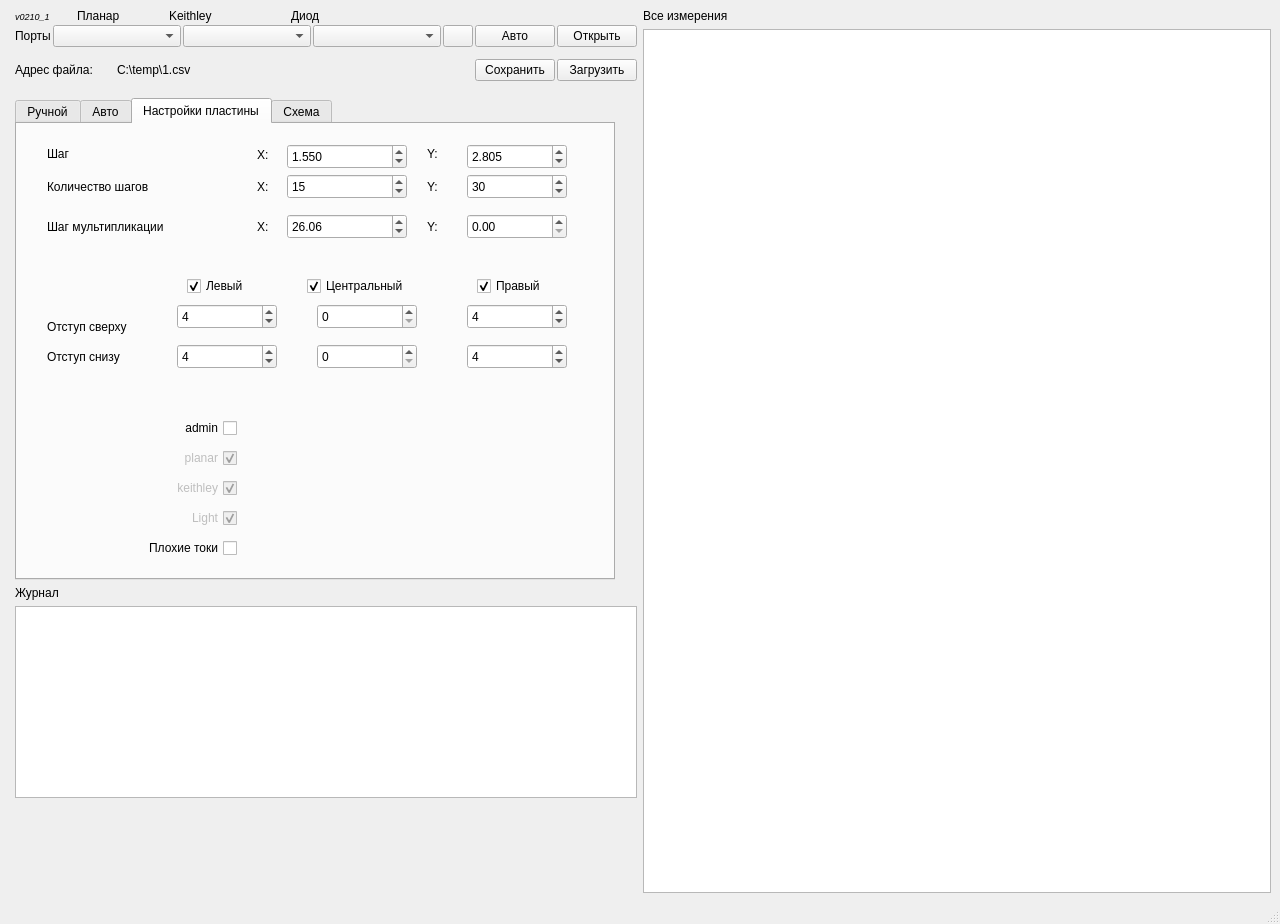
First picture: the form in mainwindow.ui, repository NatiBampo/ZondCOM, before the edit.
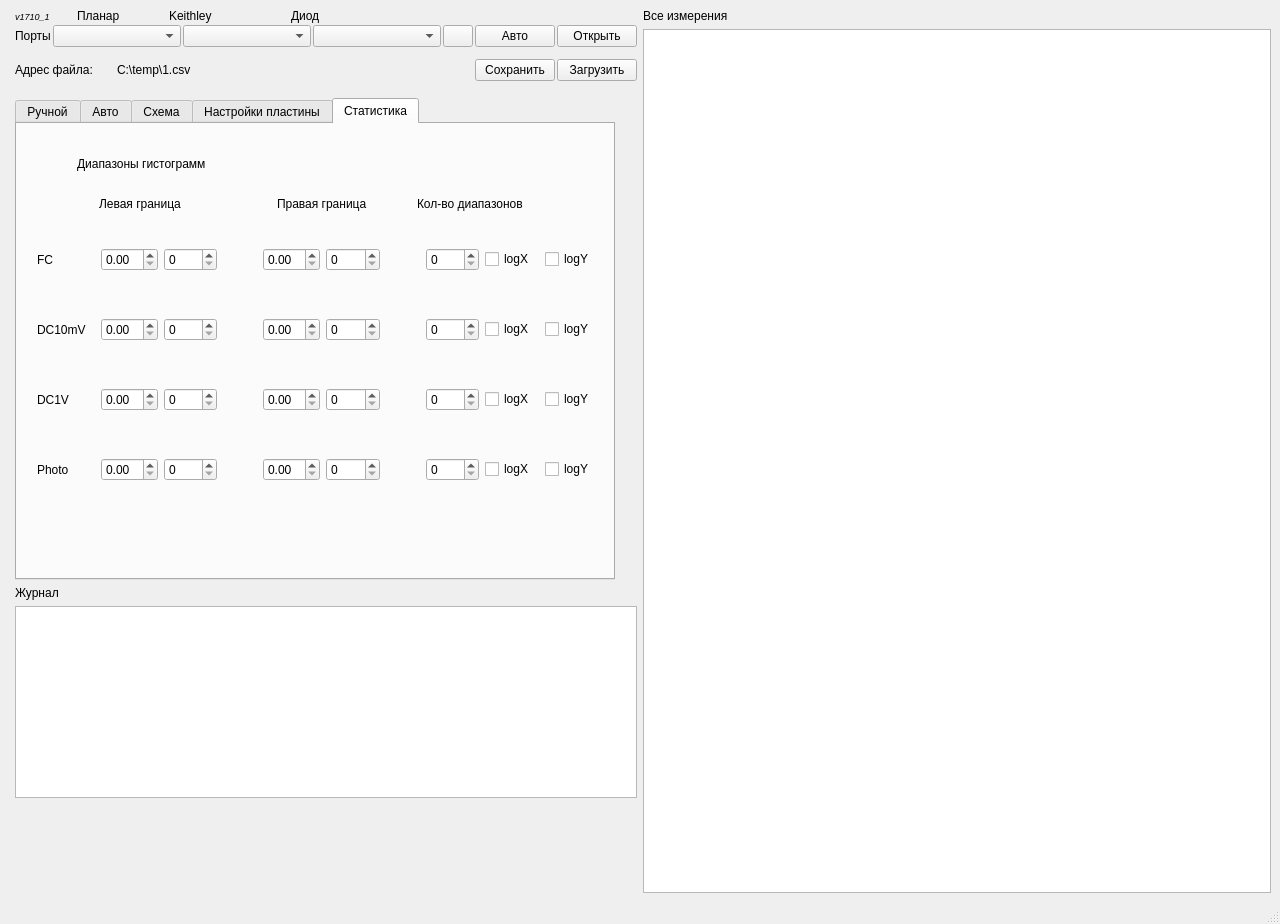
Second picture: the form after the edit. Icons and pictures are not drawn.

```diff
--- a/mainwindow.ui
+++ b/mainwindow.ui
@@ -135,7 +135,7 @@
              </font>
             </property>
             <property name="text">
-             <string>v0210_1</string>
+             <string>v1710_1</string>
             </property>
            </widget>
           </item>
@@ -397,7 +397,7 @@
          </size>
         </property>
         <property name="currentIndex">
-         <number>2</number>
+         <number>4</number>
         </property>
         <widget class="QWidget" name="tab">
          <attribute name="title">
@@ -866,6 +866,9 @@
              </property>
             </widget>
             <widget class="QPushButton" name="stop2pushButton">
+             <property name="enabled">
+              <bool>false</bool>
+             </property>
              <property name="geometry">
               <rect>
                <x>20</x>
@@ -1499,6 +1502,11 @@
          <zorder>endTimeLabel</zorder>
          <zorder></zorder>
         </widget>
+        <widget class="QWidget" name="tab_4">
+         <attribute name="title">
+          <string>Схема</string>
+         </attribute>
+        </widget>
         <widget class="QWidget" name="tab_3">
          <property name="focusPolicy">
           <enum>Qt::NoFocus</enum>
@@ -2158,6 +2166,31 @@
              </property>
             </widget>
            </item>
+          </layout>
+         </widget>
+         <widget class="QWidget" name="verticalLayoutWidget_2">
+          <property name="geometry">
+           <rect>
+            <x>270</x>
+            <y>290</y>
+            <width>203</width>
+            <height>151</height>
+           </rect>
+          </property>
+          <layout class="QVBoxLayout" name="verticalLayout_4">
+           <item>
+            <widget class="QCheckBox" name="colorRangeCheckBox">
+             <property name="layoutDirection">
+              <enum>Qt::RightToLeft</enum>
+             </property>
+             <property name="text">
+              <string>Цветовое ранжирование</string>
+             </property>
+             <property name="checked">
+              <bool>true</bool>
+             </property>
+            </widget>
+           </item>
            <item>
             <widget class="QCheckBox" name="badDieCheckBox">
              <property name="layoutDirection">
@@ -2171,10 +2204,406 @@
           </layout>
          </widget>
         </widget>
-        <widget class="QWidget" name="tab_4">
+        <widget class="QWidget" name="tab_5">
          <attribute name="title">
-          <string>Схема</string>
+          <string>Статистика</string>
          </attribute>
+         <widget class="QLabel" name="label_6">
+          <property name="geometry">
+           <rect>
+            <x>60</x>
+            <y>30</y>
+            <width>181</width>
+            <height>20</height>
+           </rect>
+          </property>
+          <property name="text">
+           <string>Диапазоны гистограмм</string>
+          </property>
+         </widget>
+         <widget class="QWidget" name="horizontalLayoutWidget">
+          <property name="geometry">
+           <rect>
+            <x>20</x>
+            <y>100</y>
+            <width>561</width>
+            <height>71</height>
+           </rect>
+          </property>
+          <layout class="QHBoxLayout" name="StatLayout">
+           <item>
+            <widget class="QLabel" name="fcstatlabel">
+             <property name="minimumSize">
+              <size>
+               <width>58</width>
+               <height>0</height>
+              </size>
+             </property>
+             <property name="text">
+              <string>FC</string>
+             </property>
+            </widget>
+           </item>
+           <item>
+            <widget class="QDoubleSpinBox" name="fcStatLowMantis"/>
+           </item>
+           <item>
+            <widget class="QSpinBox" name="fcStatLowQ"/>
+           </item>
+           <item>
+            <spacer name="horizontalSpacer_2">
+             <property name="orientation">
+              <enum>Qt::Horizontal</enum>
+             </property>
+             <property name="sizeType">
+              <enum>QSizePolicy::Fixed</enum>
+             </property>
+             <property name="sizeHint" stdset="0">
+              <size>
+               <width>40</width>
+               <height>20</height>
+              </size>
+             </property>
+            </spacer>
+           </item>
+           <item>
+            <widget class="QDoubleSpinBox" name="fcStatHighMantis"/>
+           </item>
+           <item>
+            <widget class="QSpinBox" name="fcStatHighQ"/>
+           </item>
+           <item>
+            <spacer name="horizontalSpacer_6">
+             <property name="orientation">
+              <enum>Qt::Horizontal</enum>
+             </property>
+             <property name="sizeType">
+              <enum>QSizePolicy::Fixed</enum>
+             </property>
+             <property name="sizeHint" stdset="0">
+              <size>
+               <width>40</width>
+               <height>20</height>
+              </size>
+             </property>
+            </spacer>
+           </item>
+           <item>
+            <widget class="QSpinBox" name="fcStatRange"/>
+           </item>
+           <item>
+            <widget class="QCheckBox" name="FCLogX">
+             <property name="text">
+              <string>logX</string>
+             </property>
+            </widget>
+           </item>
+           <item>
+            <widget class="QCheckBox" name="FCLogY">
+             <property name="text">
+              <string>logY</string>
+             </property>
+            </widget>
+           </item>
+          </layout>
+         </widget>
+         <widget class="QLabel" name="label_9">
+          <property name="geometry">
+           <rect>
+            <x>82</x>
+            <y>70</y>
+            <width>121</width>
+            <height>20</height>
+           </rect>
+          </property>
+          <property name="text">
+           <string>Левая граница</string>
+          </property>
+         </widget>
+         <widget class="QLabel" name="label_11">
+          <property name="geometry">
+           <rect>
+            <x>260</x>
+            <y>70</y>
+            <width>121</width>
+            <height>20</height>
+           </rect>
+          </property>
+          <property name="text">
+           <string>Правая граница</string>
+          </property>
+         </widget>
+         <widget class="QLabel" name="label_15">
+          <property name="geometry">
+           <rect>
+            <x>400</x>
+            <y>70</y>
+            <width>141</width>
+            <height>20</height>
+           </rect>
+          </property>
+          <property name="text">
+           <string>Кол-во диапазонов</string>
+          </property>
+         </widget>
+         <widget class="QWidget" name="horizontalLayoutWidget_2">
+          <property name="geometry">
+           <rect>
+            <x>20</x>
+            <y>170</y>
+            <width>561</width>
+            <height>71</height>
+           </rect>
+          </property>
+          <layout class="QHBoxLayout" name="StatLayout2">
+           <item>
+            <widget class="QLabel" name="statlabel_2">
+             <property name="minimumSize">
+              <size>
+               <width>58</width>
+               <height>0</height>
+              </size>
+             </property>
+             <property name="text">
+              <string>DC10mV</string>
+             </property>
+            </widget>
+           </item>
+           <item>
+            <widget class="QDoubleSpinBox" name="StatLowMantis_2"/>
+           </item>
+           <item>
+            <widget class="QSpinBox" name="StatLowQ_2"/>
+           </item>
+           <item>
+            <spacer name="horizontalSpacer_3">
+             <property name="orientation">
+              <enum>Qt::Horizontal</enum>
+             </property>
+             <property name="sizeType">
+              <enum>QSizePolicy::Fixed</enum>
+             </property>
+             <property name="sizeHint" stdset="0">
+              <size>
+               <width>40</width>
+               <height>20</height>
+              </size>
+             </property>
+            </spacer>
+           </item>
+           <item>
+            <widget class="QDoubleSpinBox" name="StatHighMantis_2"/>
+           </item>
+           <item>
+            <widget class="QSpinBox" name="StatHighQ_2"/>
+           </item>
+           <item>
+            <spacer name="horizontalSpacer_7">
+             <property name="orientation">
+              <enum>Qt::Horizontal</enum>
+             </property>
+             <property name="sizeType">
+              <enum>QSizePolicy::Fixed</enum>
+             </property>
+             <property name="sizeHint" stdset="0">
+              <size>
+               <width>40</width>
+               <height>20</height>
+              </size>
+             </property>
+            </spacer>
+           </item>
+           <item>
+            <widget class="QSpinBox" name="StatRange_2"/>
+           </item>
+           <item>
+            <widget class="QCheckBox" name="LogX_2">
+             <property name="text">
+              <string>logX</string>
+             </property>
+            </widget>
+           </item>
+           <item>
+            <widget class="QCheckBox" name="LogY_2">
+             <property name="text">
+              <string>logY</string>
+             </property>
+            </widget>
+           </item>
+          </layout>
+         </widget>
+         <widget class="QWidget" name="horizontalLayoutWidget_3">
+          <property name="geometry">
+           <rect>
+            <x>20</x>
+            <y>240</y>
+            <width>561</width>
+            <height>71</height>
+           </rect>
+          </property>
+          <layout class="QHBoxLayout" name="StatLayout_2">
+           <item>
+            <widget class="QLabel" name="fcstatlabel_2">
+             <property name="minimumSize">
+              <size>
+               <width>58</width>
+               <height>0</height>
+              </size>
+             </property>
+             <property name="text">
+              <string>DC1V</string>
+             </property>
+            </widget>
+           </item>
+           <item>
+            <widget class="QDoubleSpinBox" name="fcStatLowMantis_2"/>
+           </item>
+           <item>
+            <widget class="QSpinBox" name="fcStatLowQ_2"/>
+           </item>
+           <item>
+            <spacer name="horizontalSpacer_4">
+             <property name="orientation">
+              <enum>Qt::Horizontal</enum>
+             </property>
+             <property name="sizeType">
+              <enum>QSizePolicy::Fixed</enum>
+             </property>
+             <property name="sizeHint" stdset="0">
+              <size>
+               <width>40</width>
+               <height>20</height>
+              </size>
+             </property>
+            </spacer>
+           </item>
+           <item>
+            <widget class="QDoubleSpinBox" name="fcStatHighMantis_2"/>
+           </item>
+           <item>
+            <widget class="QSpinBox" name="fcStatHighQ_2"/>
+           </item>
+           <item>
+            <spacer name="horizontalSpacer_8">
+             <property name="orientation">
+              <enum>Qt::Horizontal</enum>
+             </property>
+             <property name="sizeType">
+              <enum>QSizePolicy::Fixed</enum>
+             </property>
+             <property name="sizeHint" stdset="0">
+              <size>
+               <width>40</width>
+               <height>20</height>
+              </size>
+             </property>
+            </spacer>
+           </item>
+           <item>
+            <widget class="QSpinBox" name="fcStatRange_2"/>
+           </item>
+           <item>
+            <widget class="QCheckBox" name="FCLogX_2">
+             <property name="text">
+              <string>logX</string>
+             </property>
+            </widget>
+           </item>
+           <item>
+            <widget class="QCheckBox" name="FCLogY_2">
+             <property name="text">
+              <string>logY</string>
+             </property>
+            </widget>
+           </item>
+          </layout>
+         </widget>
+         <widget class="QWidget" name="horizontalLayoutWidget_4">
+          <property name="geometry">
+           <rect>
+            <x>20</x>
+            <y>310</y>
+            <width>561</width>
+            <height>71</height>
+           </rect>
+          </property>
+          <layout class="QHBoxLayout" name="StatLayout2_2">
+           <item>
+            <widget class="QLabel" name="statlabel_3">
+             <property name="minimumSize">
+              <size>
+               <width>58</width>
+               <height>0</height>
+              </size>
+             </property>
+             <property name="text">
+              <string>Photo</string>
+             </property>
+            </widget>
+           </item>
+           <item>
+            <widget class="QDoubleSpinBox" name="StatLowMantis_3"/>
+           </item>
+           <item>
+            <widget class="QSpinBox" name="StatLowQ_3"/>
+           </item>
+           <item>
+            <spacer name="horizontalSpacer_5">
+             <property name="orientation">
+              <enum>Qt::Horizontal</enum>
+             </property>
+             <property name="sizeType">
+              <enum>QSizePolicy::Fixed</enum>
+             </property>
+             <property name="sizeHint" stdset="0">
+              <size>
+               <width>40</width>
+               <height>20</height>
+              </size>
+             </property>
+            </spacer>
+           </item>
+           <item>
+            <widget class="QDoubleSpinBox" name="StatHighMantis_3"/>
+           </item>
+           <item>
+            <widget class="QSpinBox" name="StatHighQ_3"/>
+           </item>
+           <item>
+            <spacer name="horizontalSpacer_9">
+             <property name="orientation">
+              <enum>Qt::Horizontal</enum>
+             </property>
+             <property name="sizeType">
+              <enum>QSizePolicy::Fixed</enum>
+             </property>
+             <property name="sizeHint" stdset="0">
+              <size>
+               <width>40</width>
+               <height>20</height>
+              </size>
+             </property>
+            </spacer>
+           </item>
+           <item>
+            <widget class="QSpinBox" name="StatRange_3"/>
+           </item>
+           <item>
+            <widget class="QCheckBox" name="LogX_3">
+             <property name="text">
+              <string>logX</string>
+             </property>
+            </widget>
+           </item>
+           <item>
+            <widget class="QCheckBox" name="LogY_3">
+             <property name="text">
+              <string>logY</string>
+             </property>
+            </widget>
+           </item>
+          </layout>
+         </widget>
         </widget>
        </widget>
       </item>
```
